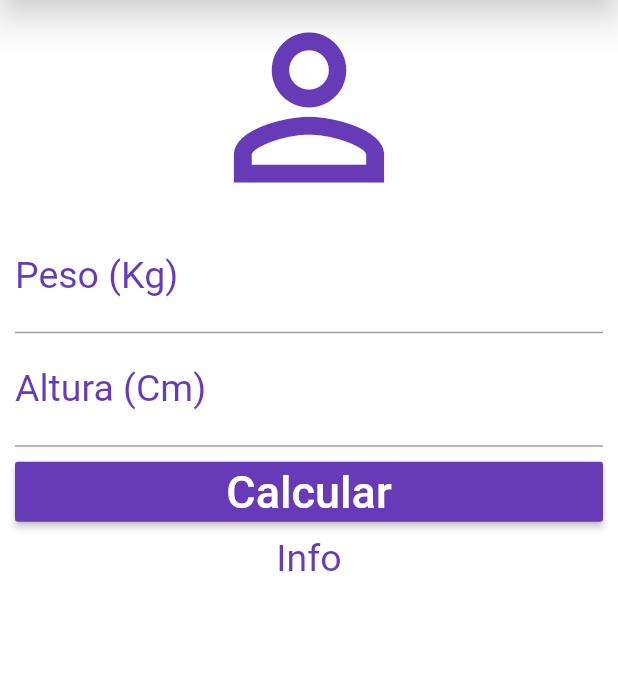
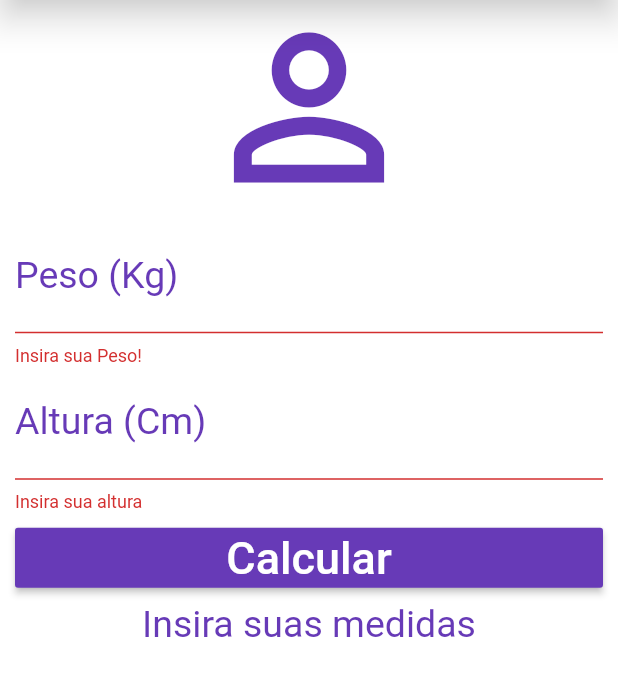
Before and after one commit to ViniciusPuerto/imc_calc, a Flutter app: the screen it shows after launch, after a tap on "Calcular", on a phone screen of 412 x 824 dp, the part 97-793 px from its top. Run offline on Flutter 3.47's test engine with Material 2 defaults, Android fonts, the phone set to English and light mode, and no system bars.

```diff
--- a/lib/main.dart
+++ b/lib/main.dart
@@ -14,6 +14,43 @@ class Home extends StatefulWidget {
 }
 
 class _HomeState extends State<Home> {
+  TextEditingController weightController = TextEditingController();
+  TextEditingController heigthController = TextEditingController();
+
+  GlobalKey<FormState> _formKey = GlobalKey<FormState>();
+
+  String _infoText = "Insira suas medidas";
+
+  void _resetFields() {
+    weightController.text = "";
+    heigthController.text = "";
+    setState(() {
+      _infoText = "Insira suas medidas";
+      _formKey = GlobalKey<FormState>();
+    });
+  }
+
+  void _calculate(){
+    setState(() {
+      double weight = double.parse(weightController.text);
+      double height = double.parse(heigthController.text) / 100;
+      double imc = weight / (height * height);
+      if(imc < 18.6){
+        _infoText = "Abaixo do Peso (${imc.toStringAsPrecision(4)})";
+      } else if(imc >= 18.6 && imc < 24.9){
+        _infoText = "Peso Ideal (${imc.toStringAsPrecision(4)})";
+      } else if(imc >= 24.9 && imc < 29.9){
+        _infoText = "Levemente Acima do Peso (${imc.toStringAsPrecision(4)})";
+      } else if(imc >= 29.9 && imc < 34.9){
+        _infoText = "Obesidade Grau I (${imc.toStringAsPrecision(4)})";
+      } else if(imc >= 34.9 && imc < 39.9){
+        _infoText = "Obesidade Grau II (${imc.toStringAsPrecision(4)})";
+      } else if(imc >= 40){
+        _infoText = "Obesidade Grau III (${imc.toStringAsPrecision(4)})";
+      }
+    });
+  }
+
   @override
   Widget build(BuildContext context) {
     return SafeArea(
@@ -24,12 +61,18 @@ class _HomeState extends State<Home> {
               centerTitle: true,
               elevation: 10.0,
               actions: <Widget>[
-                IconButton(icon: Icon(Icons.refresh), onPressed: () {})
+                IconButton(
+                    icon: Icon(Icons.refresh),
+                    onPressed: () {
+                      _resetFields();
+                    })
               ],
             ),
             backgroundColor: Colors.white,
             body: SingleChildScrollView(
               padding: EdgeInsets.fromLTRB(10, 5, 10, 5),
+              child: Form(
+                  key: _formKey,
                   child: Column(
                     crossAxisAlignment: CrossAxisAlignment.stretch,
                    children: <Widget>[
@@ -38,28 +81,45 @@ class _HomeState extends State<Home> {
                       size: 150,
                       color: Colors.deepPurple,
                     ),
-                  TextField(
+                    TextFormField(
                       keyboardType: TextInputType.number,
                       decoration: InputDecoration(
                           labelText: "Peso (Kg)",
                           labelStyle: TextStyle(color: Colors.deepPurple)),
                       textAlign: TextAlign.center,
                       style: TextStyle(color: Colors.deepPurple, fontSize: 25),
+                      controller: weightController,
+                      validator: (value){
+                        if(value.isEmpty){
+                          return "Insira sua Peso!";
+                        }
+                      },
                     ),
-                  TextField(
+                    TextFormField(
                       keyboardType: TextInputType.number,
                       decoration: InputDecoration(
                           labelText: "Altura (Cm)",
                           labelStyle: TextStyle(color: Colors.deepPurple)),
                       textAlign: TextAlign.center,
                       style: TextStyle(color: Colors.deepPurple, fontSize: 25),
+                      controller: heigthController,
+                      // ignore: missing_return
+                      validator: (value){
+                        if(value.isEmpty) {
+                          return "Insira sua altura";
+                        }
+                      },
                     ),
                     Padding(
                       padding: EdgeInsets.only(top: 10, bottom: 10),
                       child: Container(
                         height: 40.0,
                         child: RaisedButton(
-                        onPressed: () {},
+                          onPressed: () {
+                            if(_formKey.currentState.validate()){
+                              _calculate();
+                            }
+                          },
                           color: Colors.deepPurple,
                           child: Text(
                             "Calcular",
@@ -68,13 +128,13 @@ class _HomeState extends State<Home> {
                         ),
                       ),
                     ),
-                  Text("Info",
+                    Text(
+                      _infoText,
                       textAlign: TextAlign.center,
                       style: TextStyle(color: Colors.deepPurple, fontSize: 25),
                     )
                 ],
-              ),
-            )
-        ));
+              )),
+            )));
   }
 }
```
Lines whose indentation alone changed are shown as unchanged.
